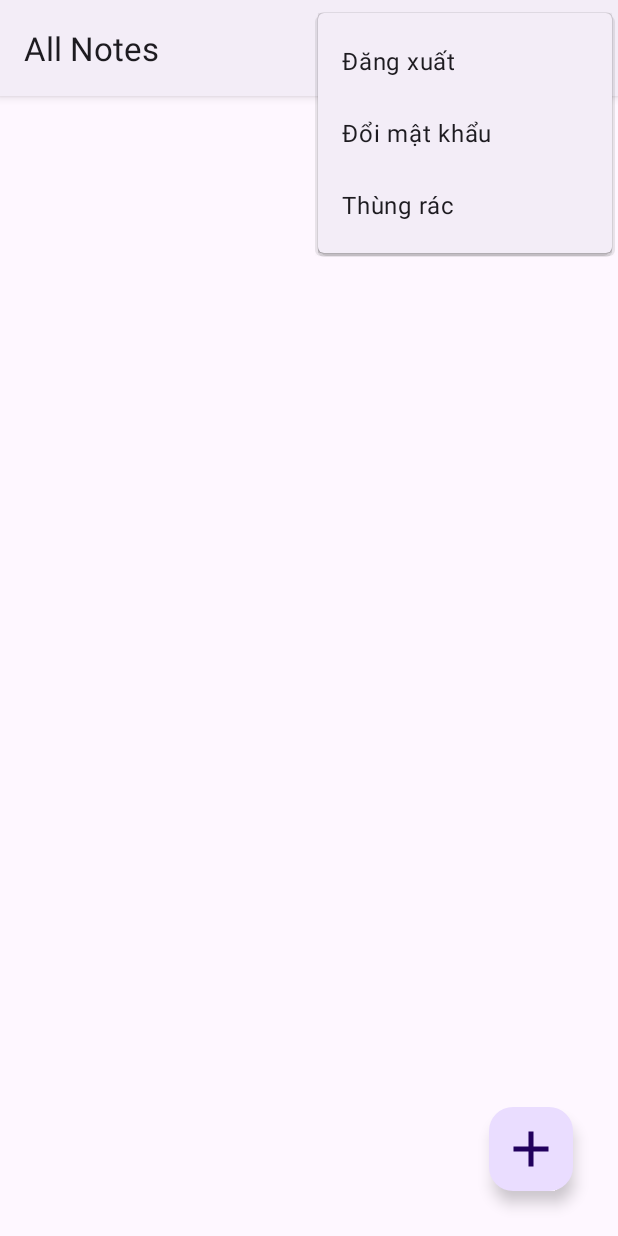
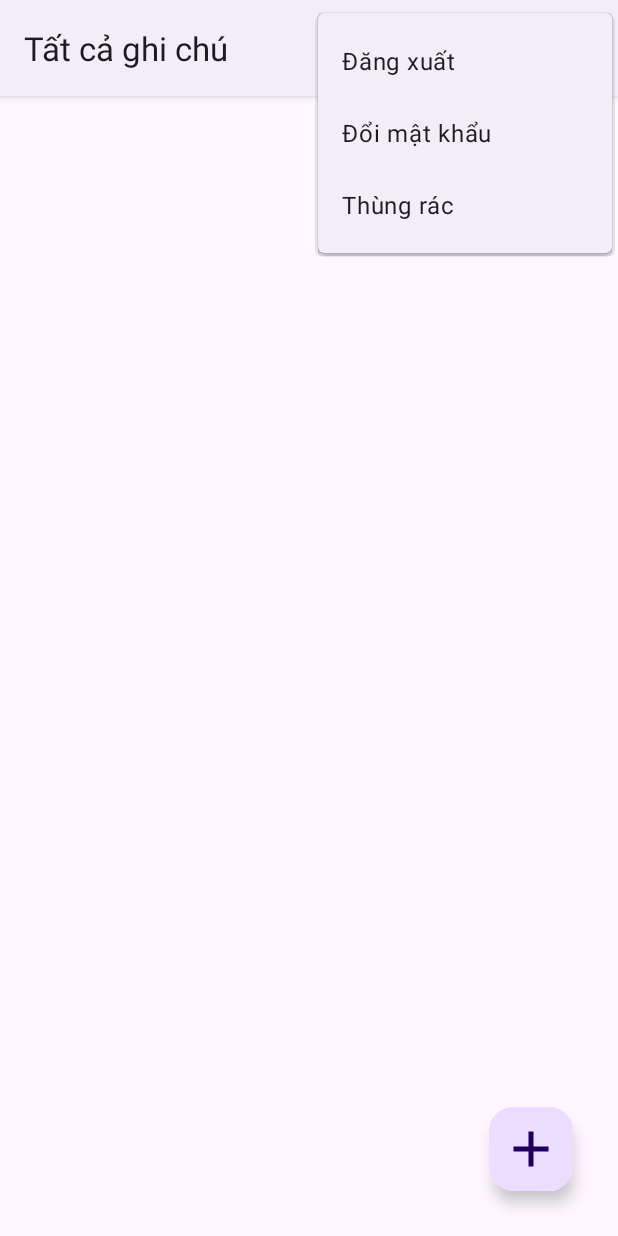
Before and after one commit to LamSonBinh/NotesApp, an Android app: the screen it shows after launch once a user with an empty profile is signed in (notesactivity), with the options menu open, on a phone screen of 412 x 824 dp. Run offline under Robolectric (Android 15) with nearby library versions, the phone set to English and light mode, and no system bars; our stand-ins replace Firebase (no records; nobody signed in at launch, a user with empty details on screens opened directly); libraries missing offline, so code that uses them is left out: org.apache.poi.

Commit message:
LSB_ActionBar

```diff
--- a/app/src/main/java/com/example/notesapp/changepasswordactivity.java
+++ b/app/src/main/java/com/example/notesapp/changepasswordactivity.java
@@ -32,6 +32,11 @@ public class changepasswordactivity extends AppCompatActivity {
     protected void onCreate(Bundle savedInstanceState) {
         super.onCreate(savedInstanceState);
         setContentView(R.layout.activity_changepasswordactivity);
+
+        // Đổi tiêu đề của ActionBar thành "Thùng rác"
+        if (getSupportActionBar() != null) {
+            getSupportActionBar().setTitle("Notes LSB");
+        }
 
         // Kích hoạt ActionBar và thêm nút back
         getSupportActionBar().setDisplayHomeAsUpEnabled(true);
--- a/app/src/main/java/com/example/notesapp/notesactivity.java
+++ b/app/src/main/java/com/example/notesapp/notesactivity.java
@@ -90,7 +90,7 @@ public class notesactivity extends AppCompatActivity {
         firebaseUser = FirebaseAuth.getInstance().getCurrentUser();
         firebaseFirestore = FirebaseFirestore.getInstance();
 
-        getSupportActionBar().setTitle("All Notes");
+        getSupportActionBar().setTitle("Tất cả ghi chú");
 
         mcreatenotesfab.setOnClickListener(v -> startActivity(new Intent(notesactivity.this, createnote.class)));
 
--- a/app/src/main/res/values/strings.xml
+++ b/app/src/main/res/values/strings.xml
@@ -1,3 +1,5 @@
 <resources>
     <string name="app_name">NotesApp</string>
+    <string name="trash">Thùng rác</string>
+    <string name="notes_lsb">NotesLSB</string>
 </resources>
```
Also changed, not shown: app/src/main/java/com/example/notesapp/trash.java (+7 -2 lines).
